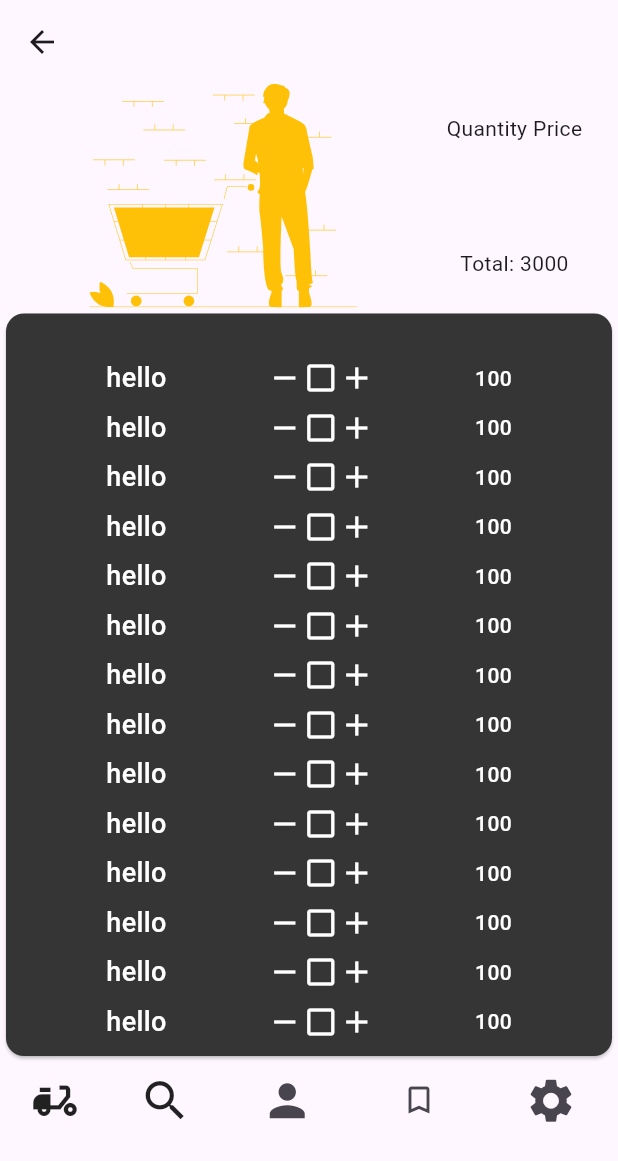
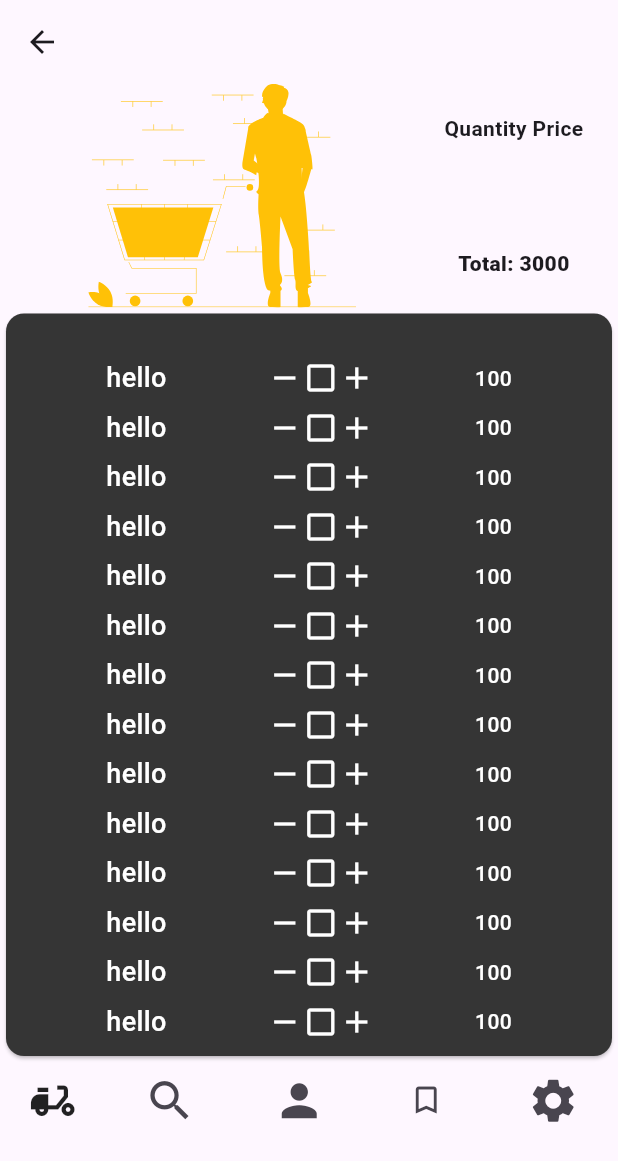
Before and after one commit to kubwimanav/shopping-app, a Flutter app: the Order screen opened by its route, after a tap on the "settings" icon, on a phone screen of 412 x 824 dp. Shown: the top 1161 px of the screen. Run offline on Flutter 3.47's test engine with Material 3 defaults, Android fonts, the phone set to English and light mode, and no system bars; our stand-ins replace flutter_svg.

Commit message:
promocode

```diff
--- a/lib/Order.dart
+++ b/lib/Order.dart
@@ -13,58 +13,34 @@ class Order extends StatelessWidget {
           Row(
             mainAxisAlignment: MainAxisAlignment.spaceEvenly,
             children: [
-            SvgPicture.asset('assets/cart.svg',
-            color: Colors.amber,
-            width: 250,
-            height: 149,),
-
-
-
-           const Column(
-              children: [
-                Text('Quantity Price'),
-                SizedBox(height: 70,),
-                Text('Total: 3000')
-              ],
-            )
+              SvgPicture.asset(
+                'assets/cart.svg',
+                color: Colors.amber,
+                width: 250,
+                height: 149,
+              ),
+              const Column(
+                children: [
+                  Text(
+                    'Quantity Price',
+                    style: TextStyle(fontWeight: FontWeight.w700),
+                  ),
+                  SizedBox(
+                    height: 70,
+                  ),
+                  Text(
+                    'Total: 3000',
+                    style: TextStyle(fontWeight: FontWeight.w800),
+                  )
+                ],
+              )
             ],
           ),
           Card(
             color: Color.fromARGB(255, 53, 53, 53),
             child: Column(
               children: [
-
-              const Padding(padding: EdgeInsets.all(15)),
-               const Row(
-                mainAxisAlignment: MainAxisAlignment.spaceEvenly,
-                  children: [
-                    Text('hello',style: TextStyle(fontSize: 18,
-                    color: Colors.white,
-                    fontWeight: FontWeight.w500),),
-                    Row(
-                      mainAxisAlignment: MainAxisAlignment.center,
-                      children: [
-                        Icon(Icons.remove,
-                        color: Colors.white,),
-                        Icon(Icons.check_box_outline_blank_outlined,
-                        color: Colors.white,),
-                        Icon(Icons.add,
-                        color: Colors.white,
-                        ),
-                      ],
-                    ),
-                    Text('100',
-                    style: TextStyle(
-                      color:Colors.white,
-                      fontWeight: FontWeight.w500
-                    ),)
-                  ],
-                ),
-              const SizedBox(
-                  height: 7,
-                ),
-
-
+                const Padding(padding: EdgeInsets.all(15)),
                 const Row(
                   mainAxisAlignment: MainAxisAlignment.spaceEvenly,
                   children: [
@@ -102,9 +78,7 @@ class Order extends StatelessWidget {
                 const SizedBox(
                   height: 7,
                 ),
-
-
-                  const Row(
+                const Row(
                   mainAxisAlignment: MainAxisAlignment.spaceEvenly,
                   children: [
                     Text(
@@ -141,9 +115,7 @@ class Order extends StatelessWidget {
                 const SizedBox(
                   height: 7,
                 ),
-
-
-                  const Row(
+                const Row(
                   mainAxisAlignment: MainAxisAlignment.spaceEvenly,
                   children: [
                     Text(
@@ -180,9 +152,7 @@ class Order extends StatelessWidget {
                 const SizedBox(
                   height: 7,
                 ),
-
-
-                  const Row(
+                const Row(
                   mainAxisAlignment: MainAxisAlignment.spaceEvenly,
                   children: [
                     Text(
@@ -219,8 +189,7 @@ class Order extends StatelessWidget {
                 const SizedBox(
                   height: 7,
                 ),
-
-                  const Row(
+                const Row(
                   mainAxisAlignment: MainAxisAlignment.spaceEvenly,
                   children: [
                     Text(
@@ -257,7 +226,7 @@ class Order extends StatelessWidget {
                 const SizedBox(
                   height: 7,
                 ),
-                  const Row(
+                const Row(
                   mainAxisAlignment: MainAxisAlignment.spaceEvenly,
                   children: [
                     Text(
@@ -294,7 +263,7 @@ class Order extends StatelessWidget {
                 const SizedBox(
                   height: 7,
                 ),
-                  const Row(
+                const Row(
                   mainAxisAlignment: MainAxisAlignment.spaceEvenly,
                   children: [
                     Text(
@@ -331,8 +300,6 @@ class Order extends StatelessWidget {
                 const SizedBox(
                   height: 7,
                 ),
-
-
                 const Row(
                   mainAxisAlignment: MainAxisAlignment.spaceEvenly,
                   children: [
@@ -367,10 +334,9 @@ class Order extends StatelessWidget {
                     )
                   ],
                 ),
-              const SizedBox(
+                const SizedBox(
                   height: 7,
                 ),
-
                 const Row(
                   mainAxisAlignment: MainAxisAlignment.spaceEvenly,
                   children: [
@@ -405,7 +371,9 @@ class Order extends StatelessWidget {
                     )
                   ],
                 ),
-               const SizedBox(height: 7,),
+                const SizedBox(
+                  height: 7,
+                ),
                 const Row(
                   mainAxisAlignment: MainAxisAlignment.spaceEvenly,
                   children: [
@@ -440,10 +408,9 @@ class Order extends StatelessWidget {
                     )
                   ],
                 ),
-               const SizedBox(
+                const SizedBox(
                   height: 7,
                 ),
-
                 const Row(
                   mainAxisAlignment: MainAxisAlignment.spaceEvenly,
                   children: [
@@ -478,10 +445,9 @@ class Order extends StatelessWidget {
                     )
                   ],
                 ),
-                 const SizedBox(
+                const SizedBox(
                   height: 7,
                 ),
-
                 const Row(
                   mainAxisAlignment: MainAxisAlignment.spaceEvenly,
                   children: [
@@ -516,10 +482,46 @@ class Order extends StatelessWidget {
                     )
                   ],
                 ),
-               const SizedBox(
+                const SizedBox(
                   height: 7,
                 ),
-
+                const Row(
+                  mainAxisAlignment: MainAxisAlignment.spaceEvenly,
+                  children: [
+                    Text(
+                      'hello',
+                      style: TextStyle(
+                          fontSize: 18,
+                          color: Colors.white,
+                          fontWeight: FontWeight.w500),
+                    ),
+                    Row(
+                      mainAxisAlignment: MainAxisAlignment.center,
+                      children: [
+                        Icon(
+                          Icons.remove,
+                          color: Colors.white,
+                        ),
+                        Icon(
+                          Icons.check_box_outline_blank_outlined,
+                          color: Colors.white,
+                        ),
+                        Icon(
+                          Icons.add,
+                          color: Colors.white,
+                        ),
+                      ],
+                    ),
+                    Text(
+                      '100',
+                      style: TextStyle(
+                          color: Colors.white, fontWeight: FontWeight.w500),
+                    )
+                  ],
+                ),
+                const SizedBox(
+                  height: 7,
+                ),
                 const Row(
                   mainAxisAlignment: MainAxisAlignment.spaceEvenly,
                   children: [
@@ -557,7 +559,6 @@ class Order extends StatelessWidget {
                 const SizedBox(
                   height: 10,
                 ),
-
                 Container(),
                 Container(),
               ],
@@ -567,8 +568,11 @@ class Order extends StatelessWidget {
             mainAxisAlignment: MainAxisAlignment.spaceAround,
             children: [
               const Icon(Icons.delivery_dining, size: 35),
-
-              const Icon(Icons.search, size: 35),
+              IconButton(
+                  onPressed: () {
+                    Navigator.pushNamed(context, '/promocode');
+                  },
+                  icon: const Icon(Icons.search, size: 35)),
               IconButton(
                 onPressed: () {
                   Navigator.pushNamed(context, '/message');
@@ -576,11 +580,10 @@ class Order extends StatelessWidget {
                 icon: const Icon(Icons.person, size: 35),
               ),
               IconButton(
-                    onPressed: () {
-                      Navigator.pushNamed(context, '/singlepage');
-                    },
-                    icon: const Icon(Icons.bookmark_border)),
-
+                  onPressed: () {
+                    Navigator.pushNamed(context, '/singlepage');
+                  },
+                  icon: const Icon(Icons.bookmark_border)),
               IconButton(
                 onPressed: () {
                   Navigator.pushNamed(context, '/order');
--- a/lib/Profile.dart
+++ b/lib/Profile.dart
@@ -41,11 +41,11 @@ class Profile extends StatelessWidget {
           Container(
             height: 500,
             child: Card(
+
               child: Column(
                 mainAxisAlignment: MainAxisAlignment.spaceAround,
                 children: [
-                  Container(
-                      child: const Row(
+                   const Row(
                     children: [
                       Icon(
                         Icons.abc,
@@ -53,7 +53,7 @@ class Profile extends StatelessWidget {
                       ),
                       Text('Lorem ipsum')
                     ],
-                  )),
+                  ),
                   Container(
                       child: const Row(
                     children: [
@@ -64,8 +64,7 @@ class Profile extends StatelessWidget {
                       Text('Dolar sit')
                     ],
                   )),
-                  Container(
-                      child: const Row(
+                   const Row(
                     children: [
                       Icon(
                         Icons.abc,
@@ -73,9 +72,8 @@ class Profile extends StatelessWidget {
                       ),
                       Text('Amot Lorem')
                     ],
-                  )),
-                  Container(
-                      child: const Row(
+                  ),
+                   const Row(
                     children: [
                       Icon(
                         Icons.abc,
@@ -83,9 +81,8 @@ class Profile extends StatelessWidget {
                       ),
                       Text('Ipsum dolor')
                     ],
-                  )),
-                  Container(
-                      child: const Row(
+                  ),
+                  const Row(
                     children: [
                       Icon(
                         Icons.abc,
@@ -93,30 +90,25 @@ class Profile extends StatelessWidget {
                       ),
                       Text('Sit Ament')
                     ],
-                  )),
+                  ),
                   Row(
                     mainAxisAlignment: MainAxisAlignment.spaceAround,
                     children: [
-                      Container(
-                        child: const Icon(Icons.delivery_dining, size: 35),
-                      ),
-                      Container(
-                        child: const Icon(Icons.search, size: 35),
-                      ),
-                      Container(
-                          child: IconButton(
+                     const Icon(Icons.delivery_dining, size: 35),
+
+                    const Icon(Icons.search, size: 35),
+                    IconButton(
                         onPressed: () {
                           Navigator.pushNamed(context, '/message');
                         },
                         icon: const Icon(Icons.person, size: 35),
-                      )),
-                      Container(
-                        child: IconButton(
+                      ),
+                       IconButton(
                             onPressed: () {
                               Navigator.pushNamed(context, '/singlepage');
                             },
                             icon: const Icon(Icons.bookmark_border)),
-                      ),
+
                       IconButton(
                         onPressed: () {
                           Navigator.pushNamed(context, '/order');
--- /dev/null
+++ b/lib/Promocode.dart
@@ -0,0 +1,175 @@
+import 'package:flutter/material.dart';
+
+class Promocode extends StatelessWidget {
+  const Promocode({super.key});
+
+  @override
+  Widget build(BuildContext context) {
+    return Scaffold(
+      appBar: AppBar(),
+      body: Column(
+        children: [
+          Container(
+            width: 300,
+            height: 200,
+            color: const Color.fromARGB(255, 249, 58, 58),
+            child:
+
+            const Card(
+            child: Icon(Icons.percent,size: 100,
+            ),
+          )),
+
+
+        Card(
+          color: Color.fromARGB(255, 243, 243, 243),
+          child:
+
+          Column(
+            children: [
+              const Text('Your Promo Code',style: TextStyle(
+                fontSize: 30,
+                fontWeight: FontWeight.w600
+              ),),
+              const SizedBox(height: 50,),
+              Row(
+                mainAxisAlignment: MainAxisAlignment.spaceEvenly,
+                children: [
+                 Container(
+                    width: 50,
+                    height: 40,
+                    color: Colors.amber,
+                    child: const TextField(
+                      decoration: InputDecoration(
+                          hintText: '7',
+                          hintStyle: TextStyle(color: Colors.black),
+                          labelText: '',
+                          border: OutlineInputBorder(
+                              borderRadius:
+                                  BorderRadius.all(Radius.circular(7)))),
+                    ),
+                  ),
+
+                   Container(
+                    width: 50,
+                    height: 40,
+                    color: Colors.amber,
+                    child: const TextField(
+                      decoration: InputDecoration(
+                          hintText: '7',
+                          hintStyle: TextStyle(color: Colors.black),
+                          labelText: '',
+                          border: OutlineInputBorder(
+                              borderRadius:
+                                  BorderRadius.all(Radius.circular(7)))),
+                    ),
+                  ),
+
+                   Container(
+                    width: 50,
+                    height: 40,
+                    color: Colors.amber,
+                    child: const TextField(
+                      decoration: InputDecoration(
+                          hintText: '7',
+                          hintStyle: TextStyle(color: Colors.black),
+                          labelText: '',
+                          border: OutlineInputBorder(
+                              borderRadius:
+                                  BorderRadius.all(Radius.circular(7)))),
+                    ),
+                  ),
+
+                   Container(
+                    width: 50,
+                    height: 40,
+                    color: Colors.amber,
+                    child: const TextField(
+                      decoration: InputDecoration(
+                          hintText: '7',
+                          hintStyle: TextStyle(color: Colors.black),
+                          labelText: '',
+                          border: OutlineInputBorder(
+                              borderRadius:
+                                  BorderRadius.all(Radius.circular(7)))),
+                    ),
+                  ),
+
+                   Container(
+                width: 50,
+                height: 40,
+                color: Colors.amber,
+                child:
+               const TextField(
+                  decoration: InputDecoration(
+                    hintText: '7',
+                    hintStyle: TextStyle(
+                      color: Colors.black
+                    ),
+                    labelText: '',
+                    border: OutlineInputBorder(borderRadius: BorderRadius.all(Radius.circular(7)))
+
+                  ),),
+                ),
+                ],
+              ),
+              const SizedBox(
+                height: 50,
+              ),
+
+              const Text(
+                'we recognise that connectivity is the cornerstone of groundbreaking innovation. Our tailored IoT solutions leverage the latest technologies to empower businesses across Africa to thrive in dynamic markets'
+              ),
+              const SizedBox(
+                height: 90,
+              ),
+            Container(
+              decoration: const BoxDecoration(borderRadius: BorderRadius.all(Radius.circular(7)),
+              color: Colors.amber
+              ),
+              child: TextButton(onPressed: (){},
+              child: const Text('Use Promo Code',
+              style: TextStyle(
+                color: Colors.black,
+                fontSize: 17
+              ),)),
+            ),
+            const SizedBox(
+                height: 43,
+              ),
+
+               Row(
+                mainAxisAlignment: MainAxisAlignment.spaceAround,
+                children: [
+                  const Icon(Icons.delivery_dining, size: 35),
+                  const Icon(Icons.search, size: 35),
+                  IconButton(
+                    onPressed: () {
+                      Navigator.pushNamed(context, '/message');
+                    },
+                    icon: const Icon(Icons.person, size: 35),
+                  ),
+                  IconButton(
+                      onPressed: () {
+                        Navigator.pushNamed(context, '/singlepage');
+                      },
+                      icon: const Icon(Icons.bookmark_border)),
+                  IconButton(
+                    onPressed: () {
+                      Navigator.pushNamed(context, '/order');
+                    },
+                    icon: const Icon(
+                      Icons.settings,
+                      size: 35,
+                    ),
+                  )
+                ],
+              )
+            ],
+          )
+        ),
+        ],
+      ),
+    );
+  }
+}
--- a/lib/main.dart
+++ b/lib/main.dart
@@ -4,6 +4,7 @@ import 'package:flutter_application_1/Home.dart';
 import 'package:flutter_application_1/Message.dart';
 import 'package:flutter_application_1/Order.dart';
 import 'package:flutter_application_1/Profile.dart';
+import 'package:flutter_application_1/Promocode.dart';
 import 'package:flutter_application_1/Singlepage.dart';
 
 void main() {
@@ -16,6 +17,7 @@ void main() {
       '/singlepage':(context) => const Singlepage(),
       '/message':(context) => const Message(),
       '/order':(context) => const Order(),
+      '/promocode':(context) => const Promocode(),
     },
   ));
 }
```
